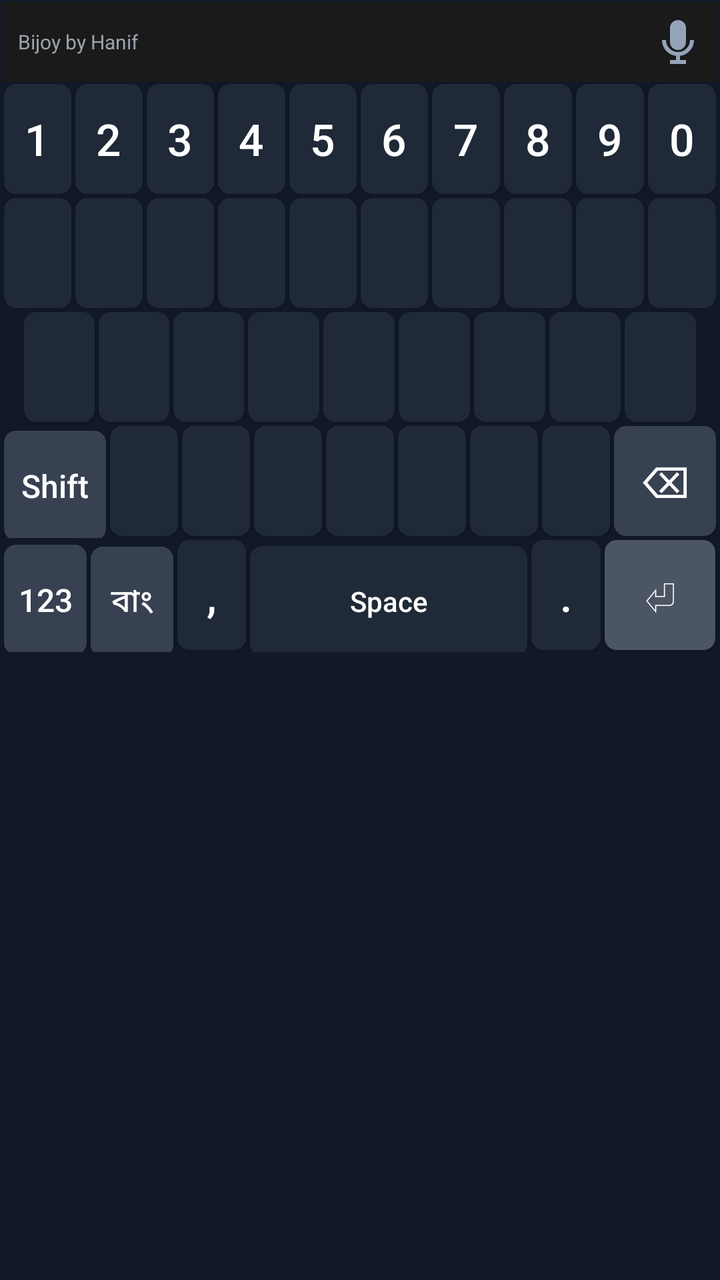
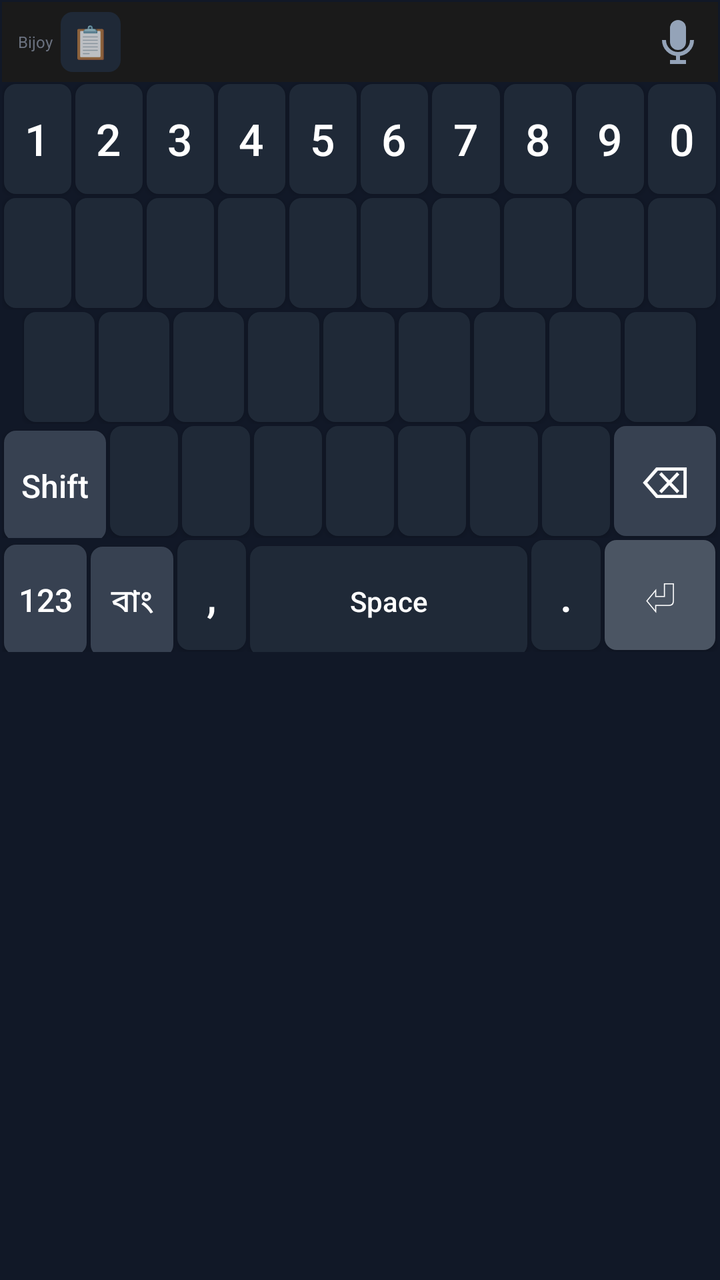

The first picture is an Android layout as it rendered before a commit; the second is the same layout after the commit. The layout source and the unified diff follow.
<!-- AndroidManifest.xml: application theme Theme.AppCompat.NoActionBar -->
<!-- res/layout/keyboard_layout.xml -->
<?xml version="1.0" encoding="utf-8"?>
<LinearLayout xmlns:android="http://schemas.android.com/apk/res/android"
    android:layout_width="match_parent"
    android:layout_height="wrap_content"
    android:orientation="vertical"
    android:background="#111827"
    android:padding="1dp">

    <LinearLayout
        android:layout_width="match_parent"
        android:layout_height="40dp"
        android:orientation="horizontal"
        android:background="#1A1A1A"
        android:gravity="center_vertical"
        android:paddingLeft="8dp">

        <TextView
            android:layout_width="wrap_content"
            android:layout_height="wrap_content"
            android:text="Bijoy by Hanif"
            android:textColor="#9CA3AF"
            android:textSize="10sp"
            android:layout_marginEnd="8dp"/>

        <HorizontalScrollView
            android:layout_width="0dp"
            android:layout_weight="1"
            android:layout_height="match_parent"
            android:scrollbars="none">

            <LinearLayout
                android:id="@+id/clipboard_container"
                android:layout_width="wrap_content"
                android:layout_height="match_parent"
                android:orientation="horizontal"
                android:gravity="center_vertical"
                android:padding="2dp"/>
        </HorizontalScrollView>

        
        <ImageView
            android:id="@+id/btn_mic_top"
            android:layout_width="40dp"
            android:layout_height="40dp"
            android:src="@drawable/ic_mic"
            android:padding="8dp"
            android:background="@android:color/transparent"
            android:clickable="true"
            android:focusable="true"/>

    </LinearLayout>

    <LinearLayout android:layout_width="match_parent" android:layout_height="wrap_content" android:orientation="horizontal">
        <Button android:id="@+id/btn_1" style="@style/MyKeyStyle" android:text="1" android:tag="1" android:layout_width="0dp" android:layout_weight="1" android:layout_margin="1dp"/>
        <Button android:id="@+id/btn_2" style="@style/MyKeyStyle" android:text="2" android:tag="2" android:layout_width="0dp" android:layout_weight="1" android:layout_margin="1dp"/>
        <Button android:id="@+id/btn_3" style="@style/MyKeyStyle" android:text="3" android:tag="3" android:layout_width="0dp" android:layout_weight="1" android:layout_margin="1dp"/>
        <Button android:id="@+id/btn_4" style="@style/MyKeyStyle" android:text="4" android:tag="4" android:layout_width="0dp" android:layout_weight="1" android:layout_margin="1dp"/>
        <Button android:id="@+id/btn_5" style="@style/MyKeyStyle" android:text="5" android:tag="5" android:layout_width="0dp" android:layout_weight="1" android:layout_margin="1dp"/>
        <Button android:id="@+id/btn_6" style="@style/MyKeyStyle" android:text="6" android:tag="6" android:layout_width="0dp" android:layout_weight="1" android:layout_margin="1dp"/>
        <Button android:id="@+id/btn_7" style="@style/MyKeyStyle" android:text="7" android:tag="7" android:layout_width="0dp" android:layout_weight="1" android:layout_margin="1dp"/>
        <Button android:id="@+id/btn_8" style="@style/MyKeyStyle" android:text="8" android:tag="8" android:layout_width="0dp" android:layout_weight="1" android:layout_margin="1dp"/>
        <Button android:id="@+id/btn_9" style="@style/MyKeyStyle" android:text="9" android:tag="9" android:layout_width="0dp" android:layout_weight="1" android:layout_margin="1dp"/>
        <Button android:id="@+id/btn_0" style="@style/MyKeyStyle" android:text="0" android:tag="0" android:layout_width="0dp" android:layout_weight="1" android:layout_margin="1dp"/>
    </LinearLayout>

    <LinearLayout android:layout_width="match_parent" android:layout_height="wrap_content" android:orientation="horizontal">
        <Button android:id="@+id/btn_q" style="@style/MyKeyStyle" android:tag="q" android:layout_width="0dp" android:layout_weight="1" android:layout_margin="1dp"/>
        <Button android:id="@+id/btn_w" style="@style/MyKeyStyle" android:tag="w" android:layout_width="0dp" android:layout_weight="1" android:layout_margin="1dp"/>
        <Button android:id="@+id/btn_e" style="@style/MyKeyStyle" android:tag="e" android:layout_width="0dp" android:layout_weight="1" android:layout_margin="1dp"/>
        <Button android:id="@+id/btn_r" style="@style/MyKeyStyle" android:tag="r" android:layout_width="0dp" android:layout_weight="1" android:layout_margin="1dp"/>
        <Button android:id="@+id/btn_t" style="@style/MyKeyStyle" android:tag="t" android:layout_width="0dp" android:layout_weight="1" android:layout_margin="1dp"/>
        <Button android:id="@+id/btn_y" style="@style/MyKeyStyle" android:tag="y" android:layout_width="0dp" android:layout_weight="1" android:layout_margin="1dp"/>
        <Button android:id="@+id/btn_u" style="@style/MyKeyStyle" android:tag="u" android:layout_width="0dp" android:layout_weight="1" android:layout_margin="1dp"/>
        <Button android:id="@+id/btn_i" style="@style/MyKeyStyle" android:tag="i" android:layout_width="0dp" android:layout_weight="1" android:layout_margin="1dp"/>
        <Button android:id="@+id/btn_o" style="@style/MyKeyStyle" android:tag="o" android:layout_width="0dp" android:layout_weight="1" android:layout_margin="1dp"/>
        <Button android:id="@+id/btn_p" style="@style/MyKeyStyle" android:tag="p" android:layout_width="0dp" android:layout_weight="1" android:layout_margin="1dp"/>
    </LinearLayout>

    <LinearLayout android:layout_width="match_parent" android:layout_height="wrap_content" android:orientation="horizontal" android:paddingStart="10dp" android:paddingEnd="10dp">
        <Button android:id="@+id/btn_a" style="@style/MyKeyStyle" android:tag="a" android:layout_width="0dp" android:layout_weight="1" android:layout_margin="1dp"/>
        <Button android:id="@+id/btn_s" style="@style/MyKeyStyle" android:tag="s" android:layout_width="0dp" android:layout_weight="1" android:layout_margin="1dp"/>
        <Button android:id="@+id/btn_d" style="@style/MyKeyStyle" android:tag="d" android:layout_width="0dp" android:layout_weight="1" android:layout_margin="1dp"/>
        <Button android:id="@+id/btn_f" style="@style/MyKeyStyle" android:tag="f" android:layout_width="0dp" android:layout_weight="1" android:layout_margin="1dp"/>
        <Button android:id="@+id/btn_g" style="@style/MyKeyStyle" android:tag="g" android:layout_width="0dp" android:layout_weight="1" android:layout_margin="1dp"/>
        <Button android:id="@+id/btn_h" style="@style/MyKeyStyle" android:tag="h" android:layout_width="0dp" android:layout_weight="1" android:layout_margin="1dp"/>
        <Button android:id="@+id/btn_j" style="@style/MyKeyStyle" android:tag="j" android:layout_width="0dp" android:layout_weight="1" android:layout_margin="1dp"/>
        <Button android:id="@+id/btn_k" style="@style/MyKeyStyle" android:tag="k" android:layout_width="0dp" android:layout_weight="1" android:layout_margin="1dp"/>
        <Button android:id="@+id/btn_l" style="@style/MyKeyStyle" android:tag="l" android:layout_width="0dp" android:layout_weight="1" android:layout_margin="1dp"/>
    </LinearLayout>

    <LinearLayout android:layout_width="match_parent" android:layout_height="wrap_content" android:orientation="horizontal">
        <Button android:id="@+id/btn_shift" style="@style/SpecialKeyStyle" android:layout_width="0dp" android:layout_weight="1.5" android:text="Shift" android:layout_margin="1dp"/>
        <Button
            android:id="@+id/btn_ctrl"
            android:layout_width="0dp"
            android:layout_height="match_parent"
            android:layout_weight="1.5"
            android:text="Ctrl"
            android:textAllCaps="false"
            android:visibility="gone"
            android:background="@drawable/key_background"
            android:textColor="#FFFFFF"
            android:layout_margin="2dp"/>
        <Button android:id="@+id/btn_z" style="@style/MyKeyStyle" android:tag="z" android:layout_width="0dp" android:layout_weight="1" android:layout_margin="1dp"/>
        <Button android:id="@+id/btn_x" style="@style/MyKeyStyle" android:tag="x" android:layout_width="0dp" android:layout_weight="1" android:layout_margin="1dp"/>
        <Button android:id="@+id/btn_c" style="@style/MyKeyStyle" android:tag="c" android:layout_width="0dp" android:layout_weight="1" android:layout_margin="1dp"/>
        <Button android:id="@+id/btn_v" style="@style/MyKeyStyle" android:tag="v" android:layout_width="0dp" android:layout_weight="1" android:layout_margin="1dp"/>
        <Button android:id="@+id/btn_b" style="@style/MyKeyStyle" android:tag="b" android:layout_width="0dp" android:layout_weight="1" android:layout_margin="1dp"/>
        <Button android:id="@+id/btn_n" style="@style/MyKeyStyle" android:tag="n" android:layout_width="0dp" android:layout_weight="1" android:layout_margin="1dp"/>
        <Button android:id="@+id/btn_m" style="@style/MyKeyStyle" android:tag="m" android:layout_width="0dp" android:layout_weight="1" android:layout_margin="1dp"/>
        <Button android:id="@+id/btn_del" style="@style/DeleteKeyStyle" android:layout_width="0dp" android:layout_weight="1.5" android:text="&#x232B;" android:layout_margin="1dp"/>
    </LinearLayout>

    <LinearLayout android:layout_width="match_parent" android:layout_height="wrap_content" android:orientation="horizontal">
        <Button android:id="@+id/btn_symbol" style="@style/SpecialKeyStyle" android:layout_width="0dp" android:layout_weight="1.2" android:text="123" android:layout_margin="1dp"/>
        <Button android:id="@+id/btn_lang" style="@style/SpecialKeyStyle" android:layout_width="0dp" android:layout_weight="1.2" android:text="বাং" android:layout_margin="1dp"/>
        <Button android:id="@+id/btn_comma" style="@style/MyKeyStyle" android:layout_width="0dp" android:layout_weight="1" android:text="," android:textSize="22sp" android:layout_margin="1dp"/>
        <Button android:id="@+id/btn_space" style="@style/MyKeyStyle" android:layout_width="0dp" android:layout_weight="4" android:text="Space" android:textSize="14sp" android:layout_margin="1dp"/>
        <Button android:id="@+id/btn_period" style="@style/MyKeyStyle" android:layout_width="0dp" android:layout_weight="1" android:text="." android:textSize="22sp" android:layout_margin="1dp"/>
        <Button android:id="@+id/btn_enter" style="@style/EnterKeyStyle" android:layout_width="0dp" android:layout_weight="1.6" android:text="&#x23CE;" android:layout_margin="1dp"/>
    </LinearLayout>
</LinearLayout>
<!-- resources referenced by this layout -->
<resources>
  <!-- drawable ic_mic (drawable) -->
  <?xml version="1.0" encoding="utf-8"?>
  <vector xmlns:android="http://schemas.android.com/apk/res/android"
      android:width="24dp"
      android:height="24dp"
      android:viewportWidth="24"
      android:viewportHeight="24">
      
      <path
          android:fillColor="#94A3B8"
          android:pathData="M12,1a4,4 0,0 1,4 4L16,12a4,4 0,0 1,-8 0L8,5a4,4 0,0 1,4 -4z"/>
      
      <path
          android:fillColor="@android:color/transparent"
          android:strokeColor="#94A3B8"
          android:strokeWidth="2"
          android:pathData="M5,11c0,3.87 3.13,7 7,7s7,-3.13 7,-7"/>
      
      <path
          android:fillColor="@android:color/transparent"
          android:strokeColor="#94A3B8"
          android:strokeWidth="2"
          android:pathData="M12,18L12,22"/>
      
      <path
          android:fillColor="@android:color/transparent"
          android:strokeColor="#94A3B8"
          android:strokeWidth="2"
          android:pathData="M8,22L16,22"/>
  </vector>
  <!-- drawable key_background (drawable) -->
  <?xml version="1.0" encoding="utf-8"?>
  
  <shape xmlns:android="http://schemas.android.com/apk/res/android">
      <solid android:color="#1F2937" />
      <corners android:radius="6dp" />
  </shape>
  <style name="DeleteKeyStyle" parent="MyKeyStyle">
          <item name="android:backgroundTint">#374151</item>
          <item name="android:textColor">#FFFFFF</item>
          <item name="android:textSize">22sp</item>
      </style>
  <style name="EnterKeyStyle" parent="MyKeyStyle">
          <item name="android:backgroundTint">#4B5563</item>
          <item name="android:textColor">#FFFFFF</item>
          <item name="android:textSize">22sp</item>
      </style>
  <style name="MyKeyStyle">
          <item name="android:layout_width">0dp</item>
          <item name="android:layout_height">55dp</item>
          <item name="android:layout_weight">1</item>
          <item name="android:textAllCaps">false</item>
          <item name="android:textSize">22sp</item> <item name="android:textColor">#FFFFFF</item>
          <item name="android:background">@drawable/key_background</item>
          <item name="android:gravity">center</item>
      </style>
  <style name="SpecialKeyStyle" parent="MyKeyStyle">
          <item name="android:backgroundTint">#374151</item>
          <item name="android:textSize">16sp</item> </style>
</resources>

<!-- the commit's change to res/layout/keyboard_layout.xml (unified diff, before → after) -->
@@ -17,25 +17,56 @@
         <TextView
             android:layout_width="wrap_content"
             android:layout_height="wrap_content"
-            android:text="Bijoy by Hanif"
-            android:textColor="#9CA3AF"
-            android:textSize="10sp"
-            android:layout_marginEnd="8dp"/>
+            android:text="Bijoy"
+            android:textColor="#6B7280"
+            android:textSize="8sp"
+            android:maxLines="1"
+            android:layout_marginEnd="4dp"/>
 
-        <HorizontalScrollView
+        
+        <TextView
+            android:id="@+id/btn_clipboard_toggle"
+            android:layout_width="30dp"
+            android:layout_height="30dp"
+            android:text="📋"
+            android:textSize="16sp"
+            android:gravity="center"
+            android:background="@drawable/key_background"
+            android:layout_marginEnd="4dp"
+            android:clickable="true"
+            android:focusable="true"/>
+
+        
+        <FrameLayout
             android:layout_width="0dp"
             android:layout_weight="1"
-            android:layout_height="match_parent"
-            android:scrollbars="none">
+            android:layout_height="match_parent">
 
+            
             <LinearLayout
-                android:id="@+id/clipboard_container"
-                android:layout_width="wrap_content"
+                android:id="@+id/suggestion_strip"
+                android:layout_width="match_parent"
                 android:layout_height="match_parent"
                 android:orientation="horizontal"
                 android:gravity="center_vertical"
-                android:padding="2dp"/>
-        </HorizontalScrollView>
+                android:visibility="visible"/>
+
+            <HorizontalScrollView
+                android:id="@+id/clipboard_scroll"
+                android:layout_width="match_parent"
+                android:layout_height="match_parent"
+                android:scrollbars="none"
+                android:visibility="gone">
+
+                <LinearLayout
+                    android:id="@+id/clipboard_container"
+                    android:layout_width="wrap_content"
+                    android:layout_height="match_parent"
+                    android:orientation="horizontal"
+                    android:gravity="center_vertical"
+                    android:padding="2dp"/>
+            </HorizontalScrollView>
+        </FrameLayout>
 
         
         <ImageView
